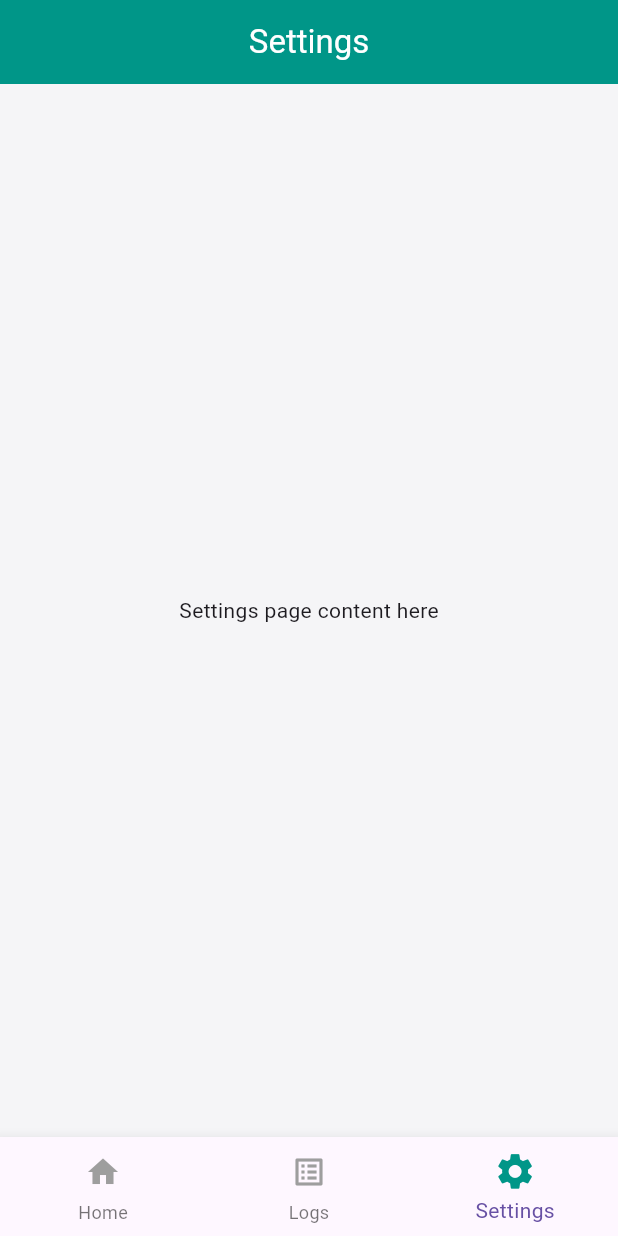
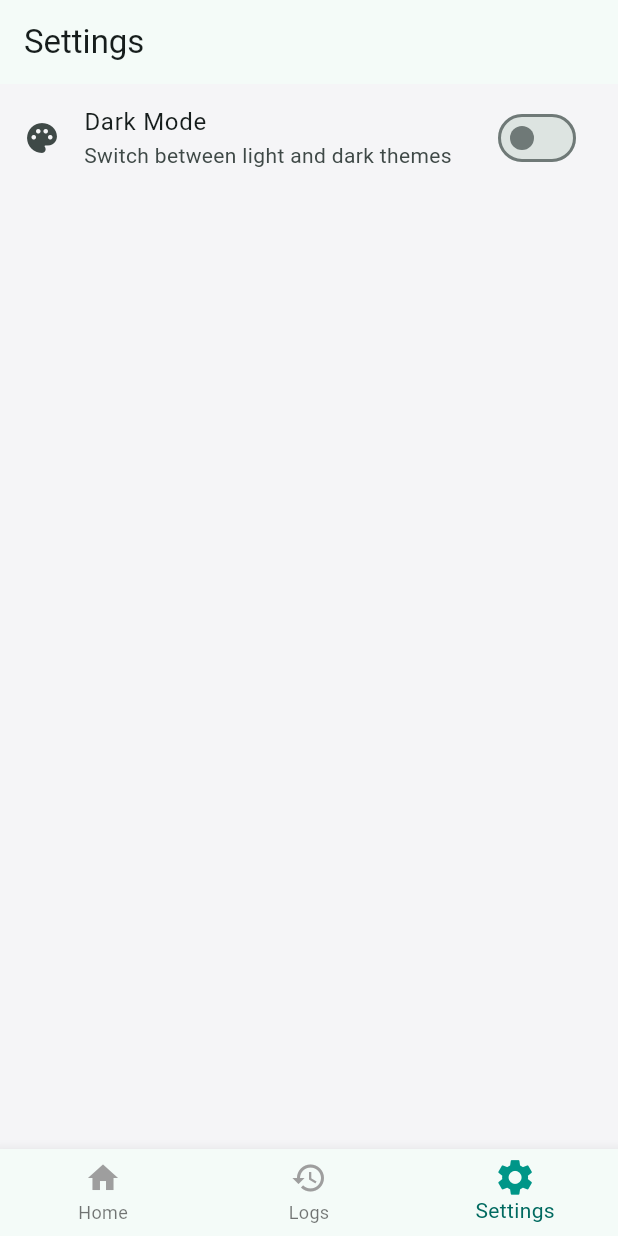
Before and after one commit to BOOPATB/cyberlog, a Flutter app: the screen it shows after launch, item 3 of the bottom bar chosen, on a phone screen of 412 x 824 dp. Run offline on Flutter 3.47's test engine with Material 3 defaults, Android fonts, the light colour scheme and no system bars.

Commit message:
update to the dashboard

```diff
--- a/lib/main.dart
+++ b/lib/main.dart
@@ -1,62 +1,81 @@
 import 'package:flutter/material.dart';
+import 'package:provider/provider.dart';
 
-// ---------- Custom slide route ----------
+// ================== PROVIDERS ==================
+
+class LogProvider extends ChangeNotifier {
+  final List<String> _logs = [];
+  List<String> get logs => List.unmodifiable(_logs);
+
+  void addLog(String message) {
+    final timestamp = DateTime.now().toString().split('.').first;
+    _logs.insert(0, '[$timestamp] $message');
+    notifyListeners();
+  }
+}
+
+class SettingsProvider extends ChangeNotifier {
+  bool _isDarkMode = false;
+  bool get isDarkMode => _isDarkMode;
+
+  void toggleTheme() {
+    _isDarkMode = !_isDarkMode;
+    notifyListeners();
+  }
+}
+
+// ================== CUSTOM ROUTE ==================
+
 Route createSlideRoute(Widget page) {
   return PageRouteBuilder(
     pageBuilder: (context, animation, secondaryAnimation) => page,
     transitionsBuilder: (context, animation, secondaryAnimation, child) {
-      const begin = Offset(1.0, 0.0); // from right
+      const begin = Offset(1.0, 0.0);
       const end = Offset.zero;
       const curve = Curves.easeInOut;
-
-      final tween = Tween(begin: begin, end: end).chain(
-        CurveTween(curve: curve),
-      );
-
-      return SlideTransition(
-        position: animation.drive(tween),
-        child: child,
-      );
+      final tween = Tween(begin: begin, end: end).chain(CurveTween(curve: curve));
+      return SlideTransition(position: animation.drive(tween), child: child);
     },
   );
 }
 
+// ================== MAIN APP ==================
+
 void main() {
-  runApp(const MyApp());
+  runApp(
+    MultiProvider(
+      providers: [
+        ChangeNotifierProvider(create: (_) => LogProvider()),
+        ChangeNotifierProvider(create: (_) => SettingsProvider()),
+      ],
+      child: const MyApp(),
+    ),
+  );
 }
 
-// ---------- App + Bottom Navigation Root ----------
 class MyApp extends StatelessWidget {
   const MyApp({super.key});
 
   @override
   Widget build(BuildContext context) {
+    final settings = context.watch<SettingsProvider>();
+
     return MaterialApp(
       debugShowCheckedModeBanner: false,
-      title: 'Bottom Nav + Custom Routes',
+      title: 'Provider Nav App',
       theme: ThemeData(
-        scaffoldBackgroundColor: const Color(0xFFF5F5F7),
-        appBarTheme: const AppBarTheme(
-          backgroundColor: Colors.teal,
-          foregroundColor: Colors.white,
-          centerTitle: true,
-          elevation: 0,
-        ),
-        elevatedButtonTheme: ElevatedButtonThemeData(
-          style: ElevatedButton.styleFrom(
-            backgroundColor: Colors.teal,
-            foregroundColor: Colors.white,
-            padding: const EdgeInsets.symmetric(horizontal: 24, vertical: 12),
-            shape: RoundedRectangleBorder(
-              borderRadius: BorderRadius.circular(24),
-            ),
-          ),
-        ),
+        brightness: settings.isDarkMode ? Brightness.dark : Brightness.light,
+        // FIXED: Corrected hex code from 0密 to 0xFF
+        scaffoldBackgroundColor: settings.isDarkMode ? const Color(0xFF121212) : const Color(0xFFF5F5F7),
+        colorSchemeSeed: Colors.teal,
+        useMaterial3: true,
       ),
       home: const RootScreen(),
     );
   }
 }
+
+// ================== ROOT SCREEN ==================
 
 class RootScreen extends StatefulWidget {
   const RootScreen({super.key});
@@ -76,65 +95,36 @@ class _RootScreenState extends State<RootScreen> {
 
   @override
   Widget build(BuildContext context) {
-    String title;
-    switch (_currentIndex) {
-      case 0:
-        title = 'Home';
-        break;
-      case 1:
-        title = 'Logs';
-        break;
-      default:
-        title = 'Settings';
-    }
+    final titles = ['Home', 'Activity Logs', 'Settings'];
 
     return Scaffold(
-      appBar: AppBar(title: Text(title)),
+      appBar: AppBar(title: Text(titles[_currentIndex])),
       body: _pages[_currentIndex],
       bottomNavigationBar: BottomNavigationBar(
         currentIndex: _currentIndex,
-        onTap: (index) {
-          setState(() {
-            _currentIndex = index;
-          });
-        },
-        showUnselectedLabels: true,
+        onTap: (index) => setState(() => _currentIndex = index),
         items: [
           _animatedBarItem(icon: Icons.home, label: 'Home', index: 0),
-          _animatedBarItem(icon: Icons.list_alt, label: 'Logs', index: 1),
+          _animatedBarItem(icon: Icons.history, label: 'Logs', index: 1),
           _animatedBarItem(icon: Icons.settings, label: 'Settings', index: 2),
         ],
       ),
     );
   }
 
-  // Animated BottomNavigationBarItem helper
-  BottomNavigationBarItem _animatedBarItem({
-    required IconData icon,
-    required String label,
-    required int index,
-  }) {
+  BottomNavigationBarItem _animatedBarItem({required IconData icon, required String label, required int index}) {
     final bool selected = _currentIndex == index;
-
     return BottomNavigationBarItem(
       label: label,
-      icon: AnimatedContainer(
-        duration: const Duration(milliseconds: 200),
-        curve: Curves.easeInOut,
-        padding: const EdgeInsets.all(4),
-        child: Transform.scale(
-          scale: selected ? 1.2 : 1.0, // zoom selected icon a bit
-          child: Icon(
-            icon,
-            color: selected ? Colors.teal : Colors.grey,
-          ),
-        ),
+      icon: Transform.scale(
+        scale: selected ? 1.2 : 1.0,
+        child: Icon(icon, color: selected ? Colors.teal : Colors.grey),
       ),
     );
   }
 }
 
-// ---------- Tab pages ----------
+// ================== TAB PAGES ==================
 
 class HomePage extends StatelessWidget {
   const HomePage({super.key});
@@ -142,13 +132,13 @@ class HomePage extends StatelessWidget {
   @override
   Widget build(BuildContext context) {
     return Center(
-      child: ElevatedButton(
+      child: ElevatedButton.icon(
+        icon: const Icon(Icons.play_arrow),
+        label: const Text('Start Navigation Flow'),
         onPressed: () {
-          Navigator.of(context).push(
-            createSlideRoute(const ScreenA()),
-          );
+          context.read<LogProvider>().addLog("Started Flow: Entered Screen A");
+          Navigator.of(context).push(createSlideRoute(const ScreenA()));
         },
-        child: const Text('Go to Screen A flow'),
       ),
     );
   }
@@ -159,8 +149,18 @@ class LogsPage extends StatelessWidget {
 
   @override
   Widget build(BuildContext context) {
-    return const Center(
-      child: Text('Logs page content here'),
+    final logProvider = context.watch<LogProvider>();
+
+    return logProvider.logs.isEmpty
+        ? const Center(child: Text("No activity logged yet."))
+        : ListView.separated(
+      padding: const EdgeInsets.all(16),
+      itemCount: logProvider.logs.length,
+      separatorBuilder: (_, __) => const Divider(),
+      itemBuilder: (context, index) => Text(
+        logProvider.logs[index],
+        style: const TextStyle(fontFamily: 'monospace'),
+      ),
     );
   }
 }
@@ -170,36 +170,37 @@ class SettingsPage extends StatelessWidget {
 
   @override
   Widget build(BuildContext context) {
-    return const Center(
-      child: Text('Settings page content here'),
+    final settings = context.watch<SettingsProvider>();
+
+    return ListView(
+      children: [
+        SwitchListTile(
+          title: const Text("Dark Mode"),
+          subtitle: const Text("Switch between light and dark themes"),
+          secondary: const Icon(Icons.palette),
+          value: settings.isDarkMode,
+          onChanged: (val) => settings.toggleTheme(),
+        ),
+      ],
     );
   }
 }
 
-// ---------- Original screens with slide navigation ----------
+// ================== SLIDE SCREENS ==================
 
 class ScreenA extends StatelessWidget {
   const ScreenA({super.key});
-
   @override
   Widget build(BuildContext context) {
     return Scaffold(
-      appBar: AppBar(title: const Text('ScreenA')),
+      appBar: AppBar(title: const Text('Screen A')),
       body: Center(
-        child: Column(
-          mainAxisAlignment: MainAxisAlignment.center,
-          children: [
-            const Text('this is screen A'),
-            const SizedBox(height: 16),
-            ElevatedButton(
+        child: ElevatedButton(
+          child: const Text('Go to Screen B'),
           onPressed: () {
-                Navigator.of(context).push(
-                  createSlideRoute(const ScreenB()),
-                );
+            context.read<LogProvider>().addLog("Navigated to Screen B");
+            Navigator.of(context).push(createSlideRoute(const ScreenB()));
           },
-              child: const Text('go to screenB'),
-            ),
-          ],
         ),
       ),
     );
@@ -208,26 +209,17 @@ class ScreenA extends StatelessWidget {
 
 class ScreenB extends StatelessWidget {
   const ScreenB({super.key});
-
   @override
   Widget build(BuildContext context) {
     return Scaffold(
-      appBar: AppBar(title: const Text('ScreenB')),
+      appBar: AppBar(title: const Text('Screen B')),
       body: Center(
-        child: Column(
-          mainAxisAlignment: MainAxisAlignment.center,
-          children: [
-            const Text('this is screen b'),
-            const SizedBox(height: 16),
-            ElevatedButton(
+        child: ElevatedButton(
+          child: const Text('Go to Screen C'),
           onPressed: () {
-                Navigator.of(context).push(
-                  createSlideRoute(const ScreenC()),
-                );
+            context.read<LogProvider>().addLog("Navigated to Screen C");
+            Navigator.of(context).push(createSlideRoute(const ScreenC()));
           },
-              child: const Text('go to screenC'),
-            ),
-          ],
         ),
       ),
     );
@@ -236,24 +228,17 @@ class ScreenB extends StatelessWidget {
 
 class ScreenC extends StatelessWidget {
   const ScreenC({super.key});
-
   @override
   Widget build(BuildContext context) {
     return Scaffold(
-      appBar: AppBar(title: const Text('ScreenC')),
+      appBar: AppBar(title: const Text('Screen C')),
       body: Center(
-        child: Column(
-          mainAxisAlignment: MainAxisAlignment.center,
-          children: [
-            const Text('this is screen C'),
-            const SizedBox(height: 16),
-            ElevatedButton(
+        child: ElevatedButton(
+          child: const Text('Finish and Back'),
           onPressed: () {
+            context.read<LogProvider>().addLog("Completed Flow: Returned to Home");
             Navigator.pop(context);
           },
-              child: const Text('back to pavilion'),
-            ),
-          ],
         ),
       ),
     );
--- a/pubspec.yaml
+++ b/pubspec.yaml
@@ -39,6 +39,9 @@ dependencies:
 dev_dependencies:
   flutter_test:
     sdk: flutter
+
+  provider: ^6.1.5+1
+  confetti: ^0.7.0
 
   # The "flutter_lints" package below contains a set of recommended lints to
   # encourage good coding practices. The lint set provided by the package is
```
Also changed, not shown: pubspec.lock. Lines whose indentation alone changed are shown as unchanged.
